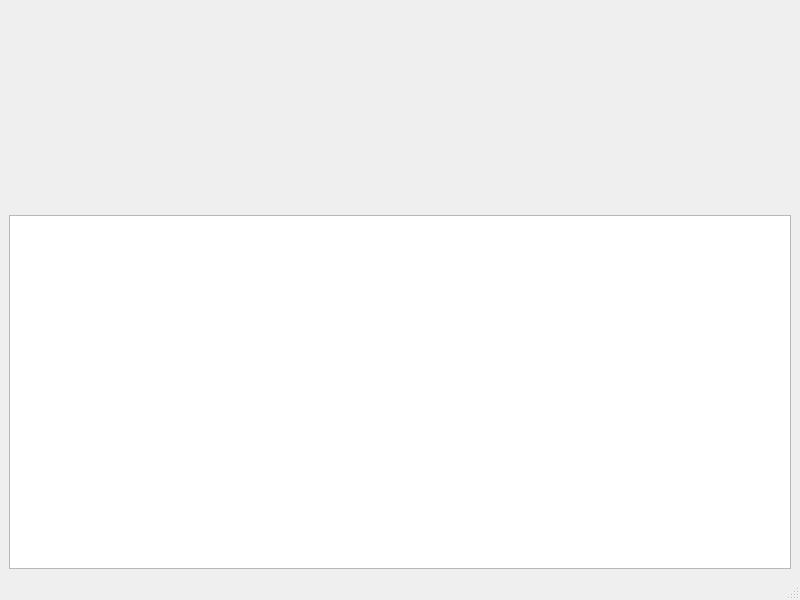
The window that logwindow.ui (Wilbus/tws-strategies) describes before a commit, drawn with Qt 5.
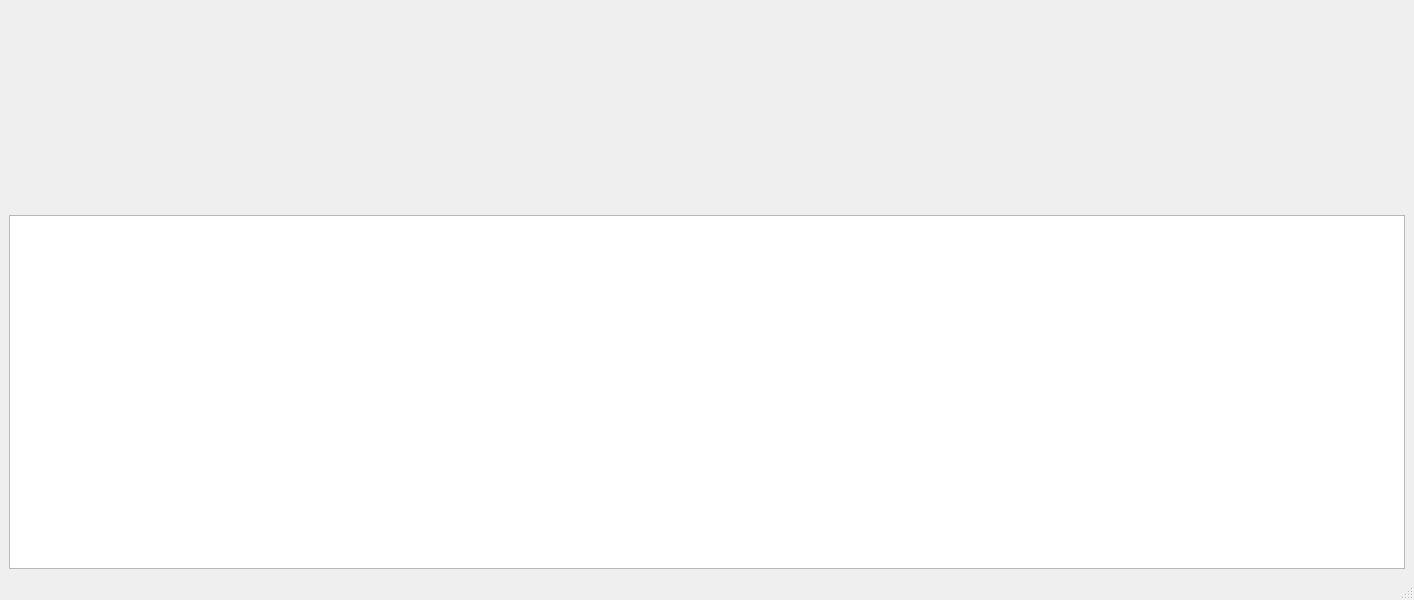
The same window after the commit.

Diff of the .ui file:
```diff
--- a/logwindow.ui
+++ b/logwindow.ui
@@ -6,7 +6,7 @@
    <rect>
     <x>0</x>
     <y>0</y>
-    <width>800</width>
+    <width>1414</width>
     <height>600</height>
    </rect>
   </property>
```
Left out of the diff: 2 changed lines with no effect on the pictures.
